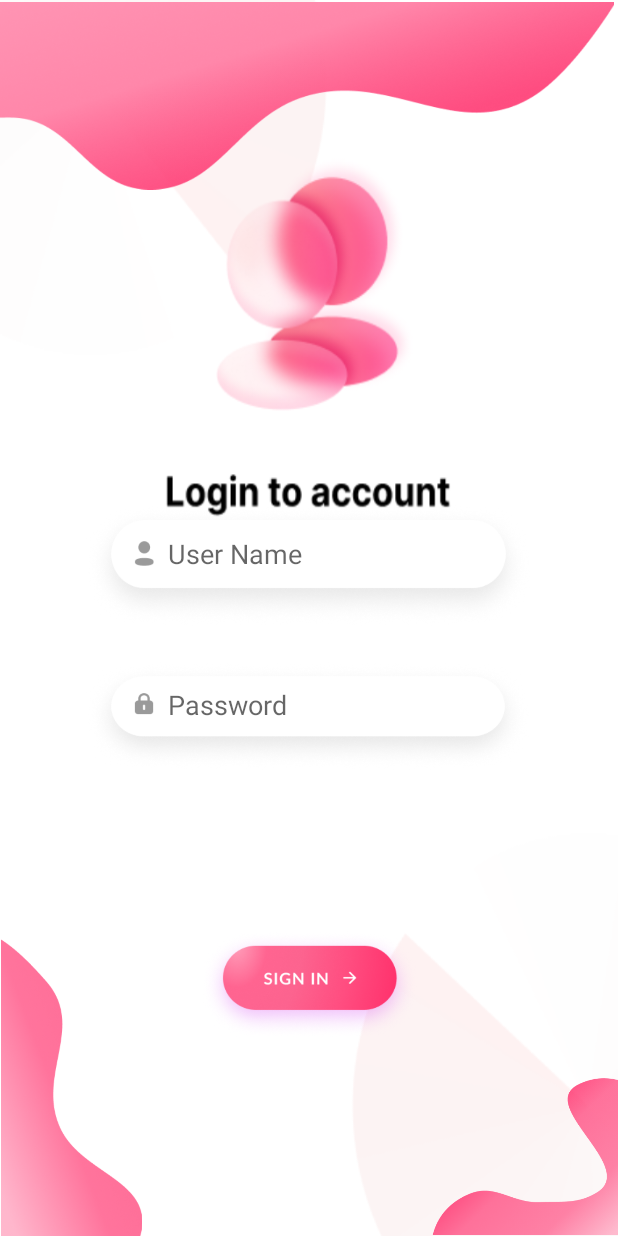
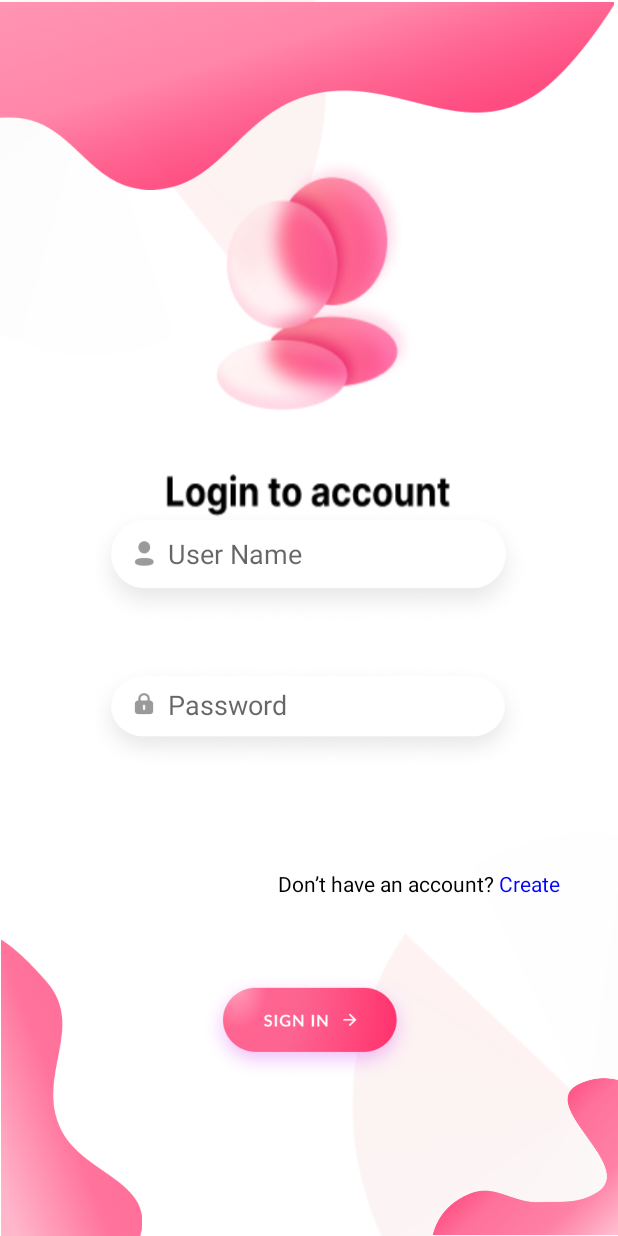
Before and after one commit to latifa22altamimi/sprint1-last, an Android app: the LoginActivity screen opened directly, with no data from a screen before it, on a phone screen of 412 x 824 dp. Run offline under Robolectric (Android 15) with nearby library versions, the light colour scheme and no system bars.

Commit message:
added create text

```diff
--- a/app/src/main/java/com/example/myapplication/LoginActivity.java
+++ b/app/src/main/java/com/example/myapplication/LoginActivity.java
@@ -2,11 +2,13 @@ package com.example.myapplication;
 
 import androidx.appcompat.app.AppCompatActivity;
 
+import android.annotation.SuppressLint;
 import android.content.Intent;
 import android.os.Bundle;
 import android.view.View;
 import android.widget.Button;
 import android.widget.EditText;
+import android.widget.TextView;
 import android.widget.Toast;
 
 public class LoginActivity extends AppCompatActivity {
@@ -14,6 +16,9 @@ public class LoginActivity extends AppCompatActivity {
     Button signin;
     DBHelper DB;
 
+    TextView cr;
+
+    @SuppressLint("MissingInflatedId")
     @Override
     protected void onCreate(Bundle savedInstanceState) {
         super.onCreate(savedInstanceState);
@@ -22,6 +27,7 @@ public class LoginActivity extends AppCompatActivity {
         password = findViewById(R.id.password1);
         signin = findViewById(R.id.btnsignin1);
         DB = new DBHelper(this);
+        cr= findViewById(R.id.create);
         signin.setOnClickListener(new View.OnClickListener() {
             @Override
             public void onClick(View view) {
@@ -43,6 +49,14 @@ public class LoginActivity extends AppCompatActivity {
             }
         });
 
+        cr.setOnClickListener(new View.OnClickListener() {
+            @Override
+            public void onClick(View view) {
+                Intent intent = new Intent(getApplicationContext(),RegisterActivity.class);
+                startActivity(intent);
+            }
+        });
+
     }
 
 
--- a/app/src/main/res/layout/activity_login.xml
+++ b/app/src/main/res/layout/activity_login.xml
@@ -4,8 +4,8 @@
     xmlns:tools="http://schemas.android.com/tools"
     android:layout_width="match_parent"
     android:layout_height="match_parent"
-    tools:context=".LoginActivity"
-    android:background="@drawable/login3" >
+    android:background="@drawable/login3"
+    tools:context=".LoginActivity">
 
     <EditText
         android:id="@+id/username1"
@@ -55,7 +55,7 @@
         android:layout_marginEnd="162dp"
 
 
-        android:layout_marginBottom="132dp"
+        android:layout_marginBottom="104dp"
         android:background="@drawable/img_10"
         app:layout_constraintBottom_toBottomOf="parent"
         app:layout_constraintEnd_toEndOf="parent"
@@ -92,4 +92,34 @@
         android:layout_height="128dp"
         app:srcCompat="@drawable/img_2" />
 
+    <TextView
+        android:id="@+id/textView"
+        android:layout_width="wrap_content"
+        android:layout_height="wrap_content"
+        android:text="Don’t have an account? "
+        android:textColor="#000000"
+        app:layout_constraintBottom_toBottomOf="parent"
+        app:layout_constraintEnd_toEndOf="parent"
+        app:layout_constraintHorizontal_bias="0.7"
+        app:layout_constraintStart_toStartOf="parent"
+        app:layout_constraintTop_toTopOf="parent"
+        app:layout_constraintVertical_bias="0.72" />
+
+    <TextView
+        android:id="@+id/create"
+        android:layout_width="wrap_content"
+        android:layout_height="wrap_content"
+        android:clickable="true"
+        android:linksClickable="true"
+        android:text="Create"
+        android:textColor="#FD0000FB"
+        android:textColorLink="#090000"
+        android:textIsSelectable="false"
+        app:layout_constraintBottom_toBottomOf="parent"
+        app:layout_constraintEnd_toEndOf="parent"
+        app:layout_constraintHorizontal_bias="0.0"
+        app:layout_constraintStart_toEndOf="@+id/textView"
+        app:layout_constraintTop_toTopOf="parent"
+        app:layout_constraintVertical_bias="0.72" />
+
 </androidx.constraintlayout.widget.ConstraintLayout>
```
